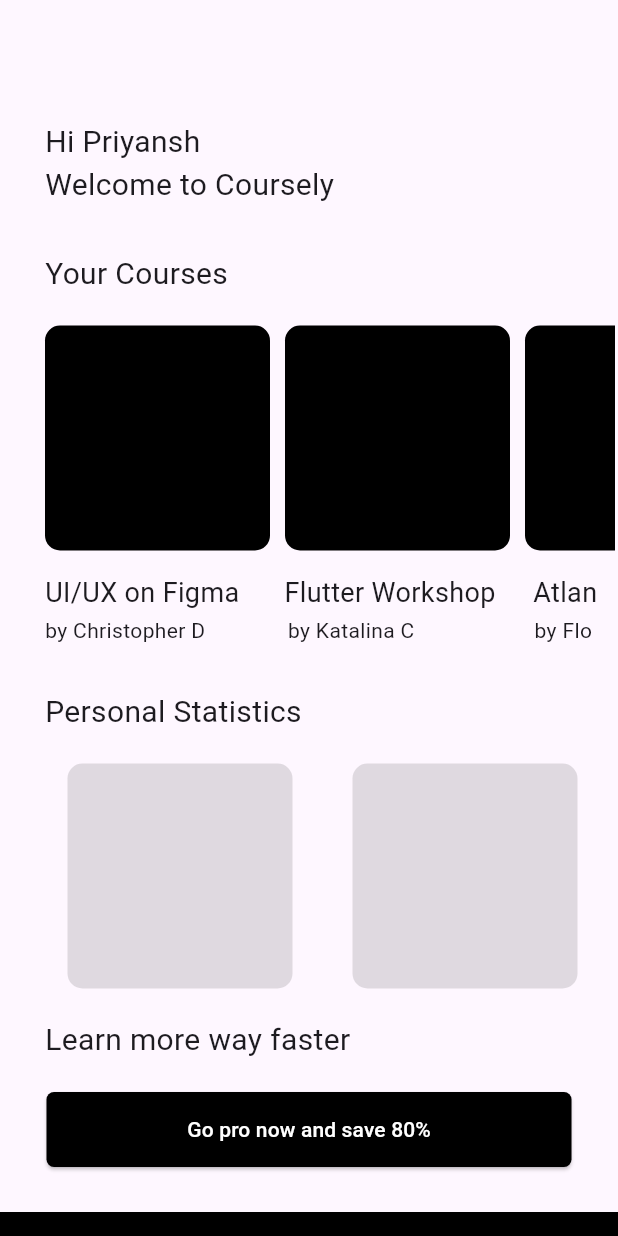
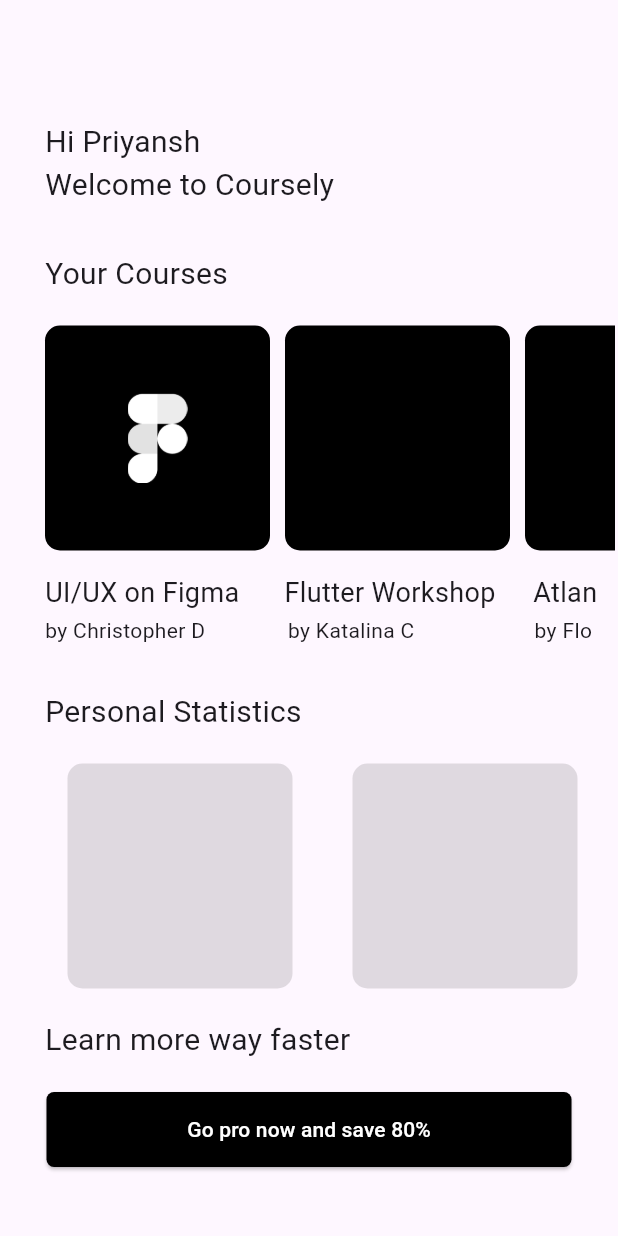
Before and after one commit to Priyanshg0211/Coursely, a Flutter app: the homepage screen opened directly, on a phone screen of 412 x 824 dp. Run offline on Flutter 3.47's test engine with Material 3 defaults, Android fonts, the phone set to English and light mode, and no system bars; Roboto replaces fonts that are missing (Cirka, Poppins).

```diff
--- a/lib/homepage.dart
+++ b/lib/homepage.dart
@@ -47,13 +47,28 @@ class homepage extends StatelessWidget {
                 padding: const EdgeInsets.only(
                   left: 30,
                 ),
-                child: Container(
+                child: Stack(
+                  children: [
+                    Container(
                       height: 150,
                       width: 150,
                       decoration: BoxDecoration(
                         color: Colors.black,
                         borderRadius: BorderRadius.circular(10.0),
                       ),
+                    ),
+                    Padding(
+                      padding: EdgeInsets.only(
+                        left: 45,
+                        top: 45,
+                      ),
+                      child: Container(
+                        height: 60,
+                        width: 60,
+                        child: Image.asset('assets/figma logo.png'),
+                      ),
+                    ),
+                  ],
                 ),
               ),
               SizedBox(width: 10),
@@ -220,22 +235,15 @@ class homepage extends StatelessWidget {
                     shape: RoundedRectangleBorder(
                       borderRadius: BorderRadius.circular(5),
                     ),
-                  backgroundColor: Colors.black
-                ),
+                    backgroundColor: Colors.black),
                 onPressed: () {},
                 child: Text(
                   'Go pro now and save 80%',
-                  style: TextStyle(fontFamily: 'Poppins', fontSize: 14,color: Colors.white),
+                  style: TextStyle(
+                      fontFamily: 'Poppins', fontSize: 14, color: Colors.white),
                 ),
               ),
             ),
-          ),
-          SizedBox(height: 30),
-          Container(
-            height: 80,
-            width: double.infinity,
-            color: Colors.black,
-
           ),
         ],
       ),
```
Lines whose indentation alone changed are shown as unchanged.
